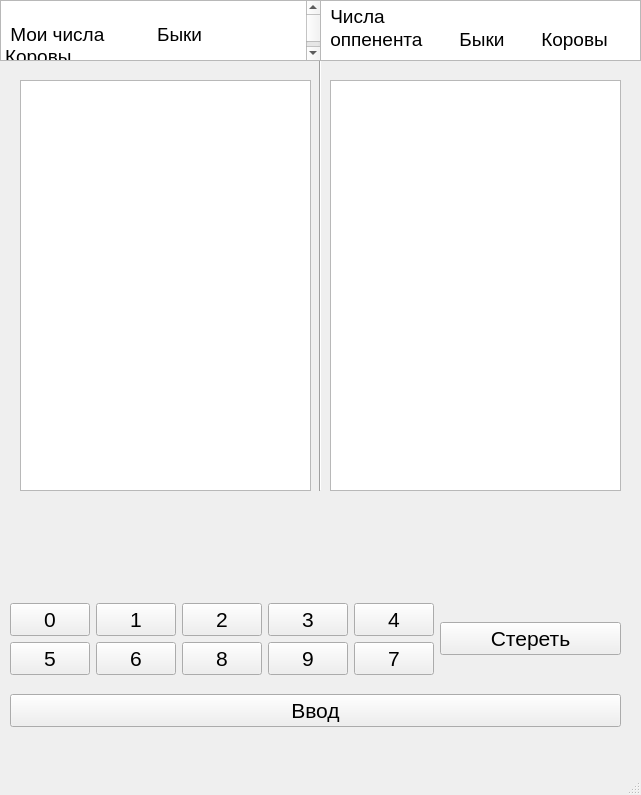
This is project/main.ui in ttalova/bulls_and_cows as Qt 5 draws it before an edit. The edited form follows.
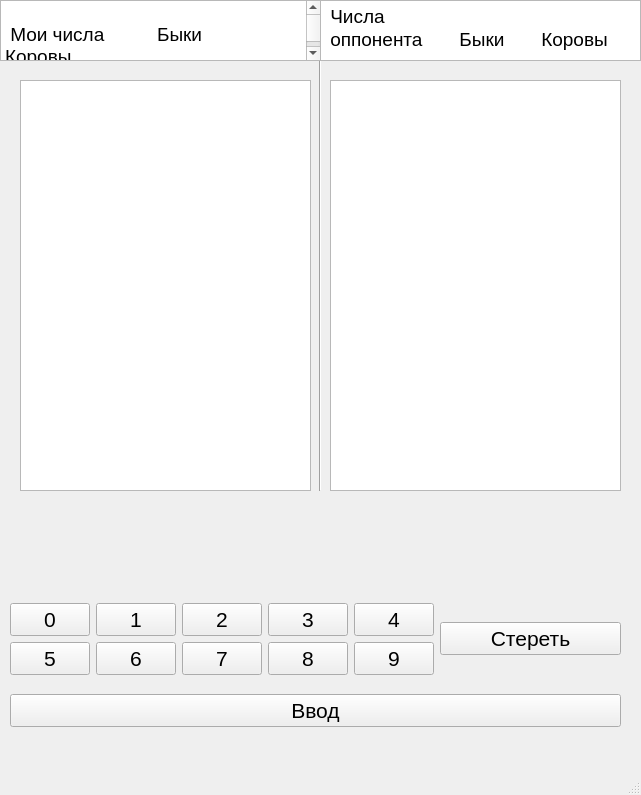
This is the edited form. Icons and pictures are not drawn.

Commit message: server same work

Patch:
```diff
--- a/project/main.ui
+++ b/project/main.ui
@@ -147,6 +147,18 @@
              </property>
             </widget>
            </item>
+           <item>
+            <widget class="QPushButton" name="pushButton_7">
+             <property name="font">
+              <font>
+               <pointsize>16</pointsize>
+              </font>
+             </property>
+             <property name="text">
+              <string>7</string>
+             </property>
+            </widget>
+           </item>
            <item>
             <widget class="QPushButton" name="pushButton_8">
              <property name="font">
@@ -171,18 +183,6 @@
              </property>
             </widget>
            </item>
-           <item>
-            <widget class="QPushButton" name="pushButton_7">
-             <property name="font">
-              <font>
-               <pointsize>16</pointsize>
-              </font>
-             </property>
-             <property name="text">
-              <string>7</string>
-             </property>
-            </widget>
-           </item>
           </layout>
          </item>
         </layout>
@@ -294,7 +294,7 @@
 p, li { white-space: pre-wrap; }
 &lt;/style&gt;&lt;/head&gt;&lt;body style=&quot; font-family:'Ubuntu'; font-size:11pt; font-weight:400; font-style:normal;&quot;&gt;
 &lt;p style=&quot; margin-top:0px; margin-bottom:0px; margin-left:0px; margin-right:0px; -qt-block-indent:0; text-indent:0px;&quot;&gt;&lt;span style=&quot; font-size:14pt;&quot;&gt; Числа&lt;/span&gt;&lt;/p&gt;
-&lt;p style=&quot; margin-top:0px; margin-bottom:0px; margin-left:0px; margin-right:0px; -qt-block-indent:0; text-indent:0px;&quot;&gt;&lt;span style=&quot; font-size:14pt;&quot;&gt; оппенента       Быки       Коровы&lt;/span&gt;&lt;/p&gt;&lt;/body&gt;&lt;/html&gt;</string>
+&lt;p style=&quot; margin-top:0px; margin-bottom:0px; margin-left:0px; margin-right:0px; -qt-block-indent:0; text-indent:0px;&quot;&gt;&lt;span style=&quot; font-size:14pt;&quot;&gt; оппонента       Быки       Коровы&lt;/span&gt;&lt;/p&gt;&lt;/body&gt;&lt;/html&gt;</string>
     </property>
    </widget>
    <widget class="QLabel" name="label_4">
```
The commit also changes 2 other files.
